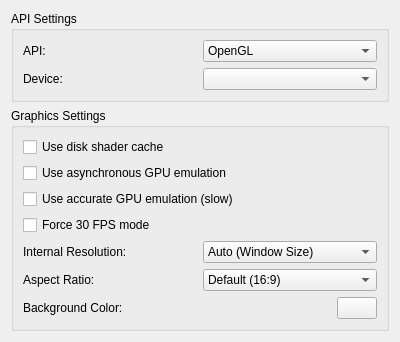
Old version of the form src/yuzu/configuration/configure_graphics.ui in the repository rorrim-rorrim/eden-alt.
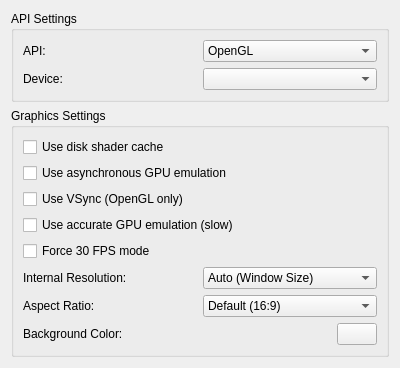
New version of the form.

Commit message: core: settings: Add setting to enable vsync, which is on by default.

Patch:
```diff
--- a/src/yuzu/configuration/configure_graphics.ui
+++ b/src/yuzu/configuration/configure_graphics.ui
@@ -84,6 +84,16 @@
           </property>
          </widget>
         </item>
+        <item>
+         <widget class="QCheckBox" name="use_vsync">
+          <property name="toolTip">
+           <string>VSync prevents the screen from tearing, but some graphics cards have lower performance with VSync enabled. Keep it enabled if you don't notice a performance difference.</string>
+          </property>
+          <property name="text">
+           <string>Use VSync (OpenGL only)</string>
+          </property>
+         </widget>
+        </item>
         <item>
          <widget class="QCheckBox" name="use_accurate_gpu_emulation">
           <property name="text">
```
The commit also changes 7 other files.
